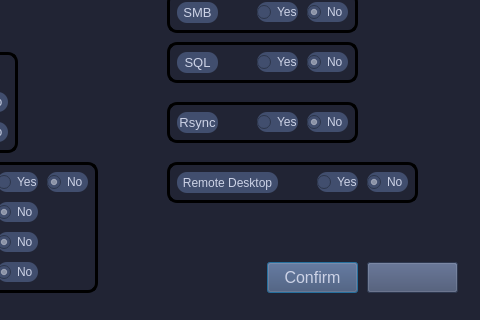
This is GUIs/ScriptRunnerPyQt5_GUI/PyUIs/firstConf.ui in vipersniper0501/CP_Scripts2 as Qt 5 draws it before an edit; both pictures show x 243 to 723 and y 128 to 448 of the 723 by 448 pixel window. The edited form follows.
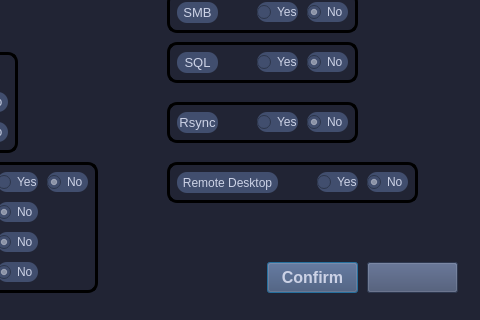
This is the edited form.

Patch:
```diff
--- a/GUIs/ScriptRunnerPyQt5_GUI/PyUIs/firstConf.ui
+++ b/GUIs/ScriptRunnerPyQt5_GUI/PyUIs/firstConf.ui
@@ -50,10 +50,20 @@
             <property name="font">
                 <font>
                     <pointsize>12</pointsize>
+     <weight>75</weight>
+     <bold>true</bold>
                 </font>
             </property>
             <property name="styleSheet">
-                <string notr="true">background-color: #414E6E;color: #CCD2E6;</string>
+    <string notr="true">QPushButton {
+background-color:#414E6E;
+color: #CCD2E6;
+font-weight: bold;
+}
+
+QPushButton:hover {
+background: rgba(139, 147, 178, .75);
+}</string>
             </property>
             <property name="text">
                 <string>Confirm</string>
```
Left out of the diff: 12 changed lines with no effect on the pictures. Lines whose indentation alone changed are shown as unchanged.
